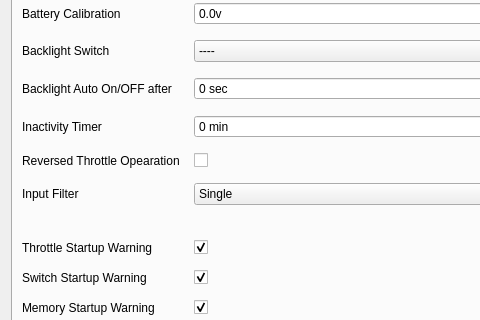
Before: the Qt Designer form src/generaledit.ui in xhorizont/eepe, drawn with Qt 5; both pictures show x 0 to 480 and y 129 to 449 of the 597 by 610 pixel window.
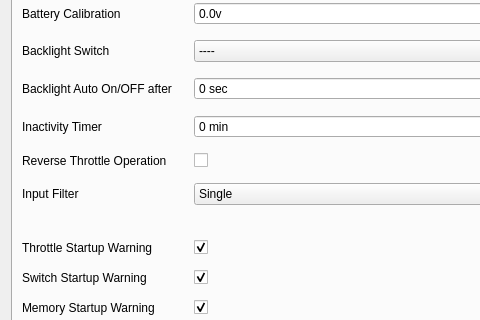
After: the same form once the commit is applied. Icons and pictures are not drawn.

```diff
--- a/src/generaledit.ui
+++ b/src/generaledit.ui
@@ -321,7 +321,7 @@
        <item row="6" column="0">
         <widget class="QLabel" name="label_7">
          <property name="text">
-          <string>Reversed Throttle Opearation</string>
+          <string>Reverse Throttle Operation</string>
          </property>
         </widget>
        </item>
```
Left out of the diff: 2 changed lines with no effect on the pictures.
